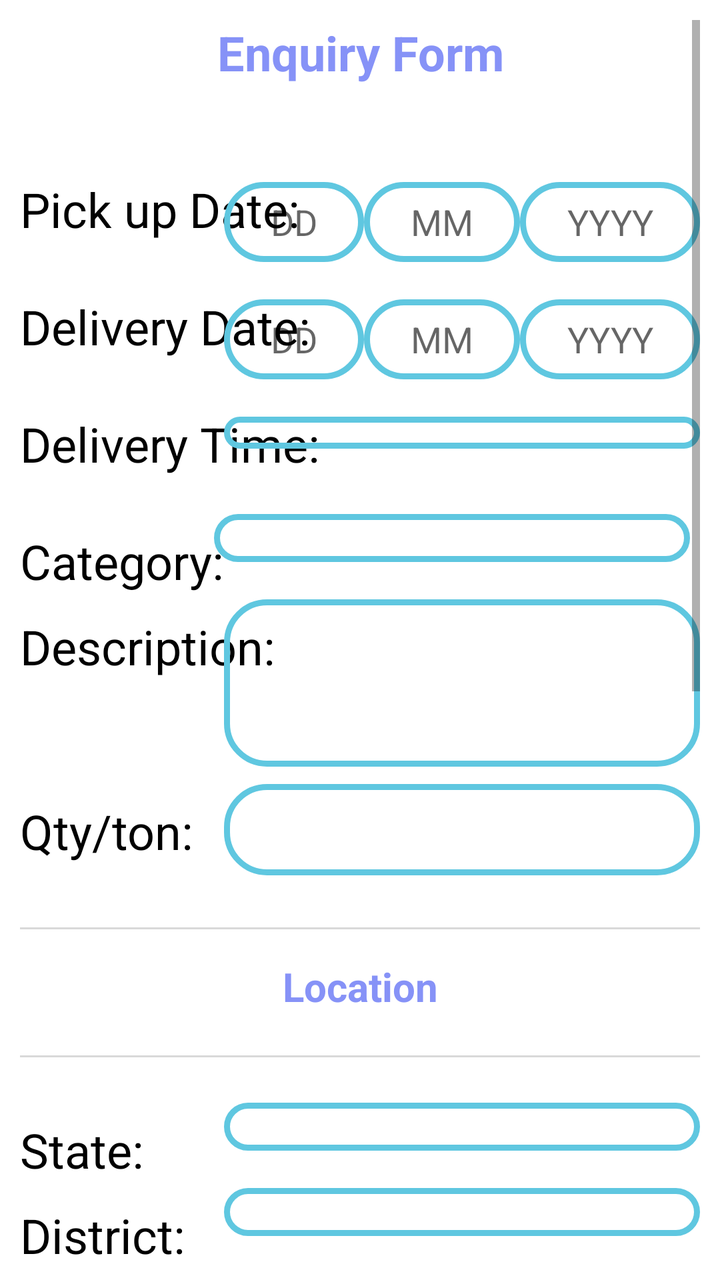
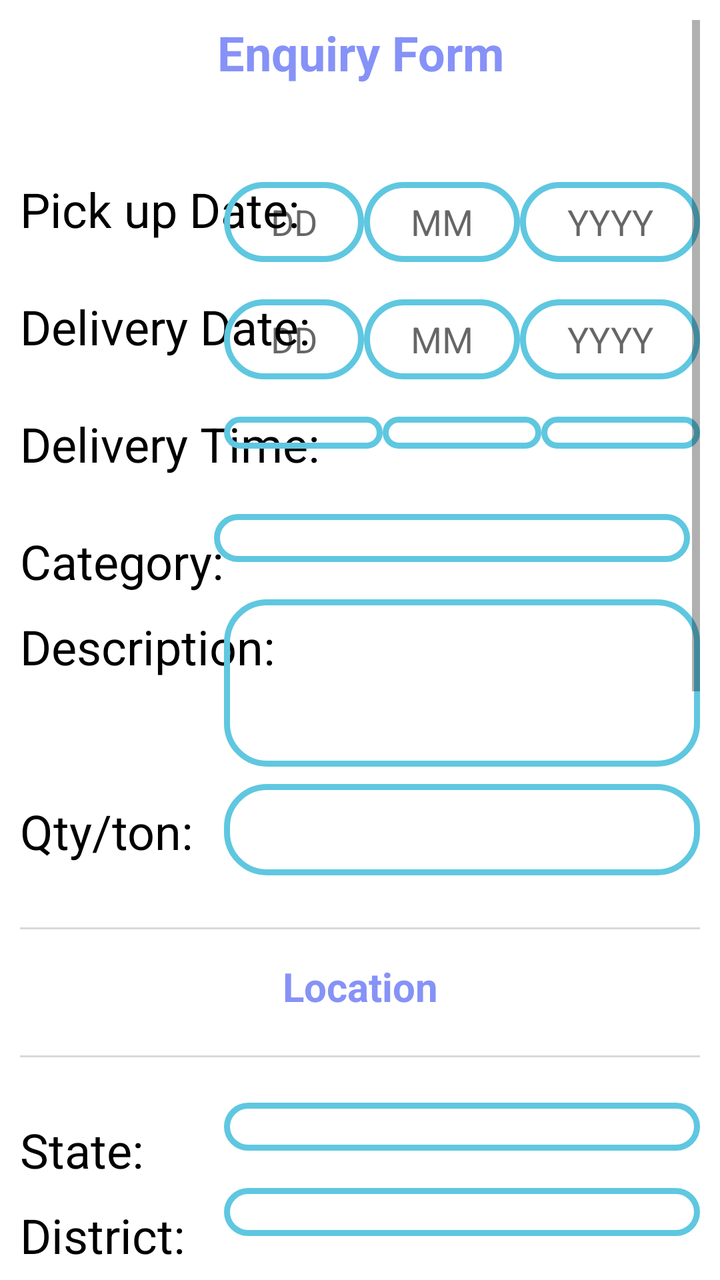

An Android layout rendered at two revisions. The XML below is the earlier revision; the diff shows what the commit changed to produce the second picture.
<!-- AndroidManifest.xml: application theme Base.Theme.GoBetween -->
<!-- res/layout/activity_enquiry_form.xml -->
<?xml version="1.0" encoding="utf-8"?>
<LinearLayout xmlns:android="http://schemas.android.com/apk/res/android"
    xmlns:app="http://schemas.android.com/apk/res-auto"
    xmlns:tools="http://schemas.android.com/tools"
    xmlns:card_view="http://schemas.android.com/apk/res-auto"
    android:layout_width="match_parent"
    android:layout_height="match_parent"
    android:orientation="vertical"
    android:gravity="center"
    tools:context=".EnquiryForm">
    <ScrollView
        android:layout_width="match_parent"
        android:layout_height="match_parent"
        android:padding="10dp">

        <LinearLayout
            android:layout_width="match_parent"
            android:layout_height="wrap_content"
            android:orientation="vertical">

            
            <TextView
                android:layout_width="match_parent"
                android:layout_height="wrap_content"
                android:text="Enquiry Form"
                android:textSize="24sp"
                android:textStyle="bold"
                android:gravity="center"
                android:textColor="@color/lavender"
                android:layout_marginBottom="30dp"
                android:paddingBottom="16dp"/>

            <TextView
                android:layout_width="wrap_content"
                android:layout_height="wrap_content"
                android:text="Pick up Date:"
                android:textSize="24dp" />

            <LinearLayout
                android:orientation="horizontal"
                android:layout_width="238dp"
                android:layout_height="50dp"
                android:layout_gravity="end"
                android:layout_marginTop="-40dp"
                android:layout_marginBottom="16dp">

                
                <EditText
                    android:id="@+id/pday"
                    android:layout_width="wrap_content"
                    android:layout_height="wrap_content"
                    android:layout_weight="1"
                    android:hint="DD"
                    android:layout_marginTop="10dp"
                    android:textAlignment="center"
                    android:background="@drawable/custom_edittext"
                    android:inputType="number"
                    android:maxLength="2"
                    android:maxLines="1"
                    android:padding="8dp"/>

                
                <EditText
                    android:id="@+id/pmonth"
                    android:layout_width="wrap_content"
                    android:layout_height="wrap_content"
                    android:layout_weight="1"
                    android:hint="MM"
                    android:textAlignment="center"
                    android:layout_marginTop="10dp"
                    android:background="@drawable/custom_edittext"
                    android:inputType="number"
                    android:maxLength="2"
                    android:maxLines="1"
                    android:padding="8dp"/>

                
                <EditText
                    android:id="@+id/pyear"
                    android:layout_width="wrap_content"
                    android:layout_height="wrap_content"
                    android:layout_weight="1"
                    android:hint="YYYY"
                    android:textAlignment="center"
                    android:layout_marginTop="10dp"
                    android:background="@drawable/custom_edittext"
                    android:maxLength="4"
                    android:maxLines="1"
                    android:padding="8dp"/>
            </LinearLayout>

            <TextView
                android:layout_width="wrap_content"
                android:layout_height="wrap_content"
                android:text="Delivery Date:"
                android:textSize="24dp" />

            <LinearLayout
                android:orientation="horizontal"
                android:layout_width="238dp"
                android:layout_height="50dp"
                android:layout_gravity="end"
                android:layout_marginTop="-40dp"
                android:layout_marginBottom="16dp">

                
                <EditText
                    android:id="@+id/dday"
                    android:layout_width="wrap_content"
                    android:layout_height="wrap_content"
                    android:layout_weight="1"
                    android:hint="DD"
                    android:layout_marginTop="10dp"
                    android:textAlignment="center"
                    android:background="@drawable/custom_edittext"
                    android:inputType="number"
                    android:maxLength="2"
                    android:maxLines="1"
                    android:padding="8dp"/>

                
                <EditText
                    android:id="@+id/dmonth"
                    android:layout_width="wrap_content"
                    android:layout_height="wrap_content"
                    android:layout_weight="1"
                    android:hint="MM"
                    android:textAlignment="center"
                    android:layout_marginTop="10dp"
                    android:background="@drawable/custom_edittext"
                    android:inputType="number"
                    android:maxLength="2"
                    android:maxLines="1"
                    android:padding="8dp"/>

                
                <EditText
                    android:id="@+id/dyear"
                    android:layout_width="wrap_content"
                    android:layout_height="wrap_content"
                    android:layout_weight="1"
                    android:hint="YYYY"
                    android:textAlignment="center"
                    android:layout_marginTop="10dp"
                    android:background="@drawable/custom_edittext"
                    android:maxLength="4"
                    android:maxLines="1"
                    android:padding="8dp"/>
            </LinearLayout>

            
            <TextView
                android:layout_width="wrap_content"
                android:layout_height="wrap_content"
                android:text="Delivery Time:"
                android:textSize="24dp" />

            
            <LinearLayout
                android:orientation="horizontal"
                android:layout_width="238dp"
                android:layout_height="50dp"
                android:layout_gravity="end"
                android:layout_marginTop="-40dp"
                android:layout_marginBottom="16dp">
                
                <Spinner
                    android:id="@+id/dtime"
                    android:layout_width="wrap_content"
                    android:layout_height="wrap_content"
                    android:layout_weight="1"
                    android:hint="YYYY"
                    android:textAlignment="center"
                    android:layout_marginTop="10dp"
                    android:background="@drawable/custom_edittext"
                    android:maxLength="4"
                    android:maxLines="1"
                    android:padding="8dp"/>
            </LinearLayout>

            <TextView
                android:layout_width="wrap_content"
                android:layout_height="wrap_content"
                android:text="Category:"
                android:textSize="24dp" />

            
            <FrameLayout
                android:layout_width="243dp"
                android:layout_height="wrap_content"
                android:layout_gravity="end"
                android:layout_marginBottom="16dp"
                android:layout_marginTop="-70dp"
                android:paddingTop="30dp"
                android:paddingBottom="10dp">

                <Spinner
                    android:id="@+id/category"
                    android:layout_width="238dp"
                    android:layout_height="wrap_content"
                    android:background="@drawable/custom_edittext"
                    android:paddingStart="8dp"
                    android:paddingTop="12dp"
                    android:paddingEnd="8dp"
                    android:paddingBottom="12dp"
                    android:textAlignment="center"
                    android:textSize="16sp" />
            </FrameLayout>

            <TextView
                android:layout_width="wrap_content"
                android:layout_height="wrap_content"
                android:text="Description:"
                android:textSize="24dp" />

            
            <EditText
                android:layout_width="238dp"
                android:layout_height="wrap_content"
                android:layout_gravity="end"
                android:layout_marginBottom="16dp"
                android:background="@drawable/custom_edittext"
                android:hint=""
                android:layout_marginTop="-40dp"
                android:inputType="textMultiLine"
                android:minLines="3"
                android:maxLines="6"
                android:padding="12dp"
                android:textSize="16sp" />
            <TextView
                android:layout_width="wrap_content"
                android:layout_height="wrap_content"
                android:text="Qty/ton:"
                android:textSize="24dp" />

            
            <EditText
                android:layout_width="238dp"
                android:layout_height="wrap_content"
                android:layout_gravity="end"
                android:layout_marginBottom="16dp"
                android:background="@drawable/custom_edittext"
                android:hint=""
                android:layout_marginTop="-40dp"
                android:inputType="number"
                android:padding="12dp"
                android:textSize="16sp" />
            <View
                android:layout_width="match_parent"
                android:layout_height="1dp"
                android:background="#D9D9D9"
                android:layout_marginTop="10dp"
                android:layout_marginBottom="5dp"/>
            <TextView
                android:layout_width="match_parent"
                android:layout_height="wrap_content"
                android:text="Location"
                android:textSize="20sp"
                android:textStyle="bold"
                android:gravity="center"
                android:textColor="@color/lavender"
                android:layout_marginTop="10dp"
                android:layout_marginBottom="5dp"
                android:paddingBottom="16dp"/>
            <View
                android:layout_width="match_parent"
                android:layout_height="1dp"
                android:background="#D9D9D9"
                android:layout_marginBottom="30dp"/>
            <TextView
                android:layout_width="wrap_content"
                android:layout_height="wrap_content"
                android:text="State:"
                android:textSize="24dp" />

            
            <FrameLayout
                android:layout_width="238dp"
                android:layout_height="wrap_content"
                android:layout_gravity="end"
                android:layout_marginBottom="16dp"
                android:layout_marginTop="-70dp"
                android:paddingTop="30dp"
                android:paddingBottom="10dp">

                <Spinner
                    android:id="@+id/state"
                    android:layout_width="238dp"
                    android:layout_height="wrap_content"
                    android:background="@drawable/custom_edittext"
                    android:paddingStart="8dp"
                    android:paddingTop="12dp"
                    android:paddingEnd="8dp"
                    android:paddingBottom="12dp"
                    android:textAlignment="center"
                    android:textSize="16sp" />
            </FrameLayout>
            <TextView
                android:layout_width="wrap_content"
                android:layout_height="wrap_content"
                android:text="District:"
                android:textSize="24dp" />

            
            <FrameLayout
                android:layout_width="238dp"
                android:layout_height="wrap_content"
                android:layout_gravity="end"
                android:layout_marginBottom="16dp"
                android:layout_marginTop="-70dp"
                android:paddingTop="30dp"
                android:paddingBottom="10dp">

                <Spinner
                    android:id="@+id/district"
                    android:layout_width="238dp"
                    android:layout_height="wrap_content"
                    android:background="@drawable/custom_edittext"
                    android:paddingStart="8dp"
                    android:paddingTop="12dp"
                    android:paddingEnd="8dp"
                    android:paddingBottom="12dp"
                    android:textAlignment="center"
                    android:textSize="16sp" />
            </FrameLayout>
            <TextView
                android:layout_width="wrap_content"
                android:layout_height="wrap_content"
                android:text="Location:"
                android:textSize="24dp" />

            
            <FrameLayout
                android:layout_width="238dp"
                android:layout_height="wrap_content"
                android:layout_gravity="end"
                android:layout_marginBottom="16dp"
                android:layout_marginTop="-70dp"
                android:paddingTop="30dp"
                android:paddingBottom="10dp">

                <Spinner
                    android:id="@+id/location"
                    android:layout_width="238dp"
                    android:layout_height="wrap_content"
                    android:background="@drawable/custom_edittext"
                    android:paddingStart="8dp"
                    android:paddingTop="12dp"
                    android:paddingEnd="8dp"
                    android:paddingBottom="12dp"
                    android:textAlignment="center"
                    android:textSize="16sp" />
            </FrameLayout>

            <TextView
                android:layout_width="146dp"
                android:layout_height="64dp"
                android:text="Pickup Address:"
                android:textSize="24dp" />

            
            <EditText
                android:id="@+id/pickupAddress"
                android:layout_width="238dp"
                android:layout_height="wrap_content"
                android:layout_gravity="end"
                android:layout_marginBottom="16dp"
                android:background="@drawable/custom_edittext"
                android:hint=""
                android:layout_marginTop="-60dp"
                android:inputType="textMultiLine"
                android:minLines="3"
                android:maxLines="6"
                android:padding="12dp"
                android:textSize="16sp" />
            <View
                android:layout_width="match_parent"
                android:layout_height="1dp"
                android:background="#D9D9D9"
                android:layout_marginTop="1dp"
                android:layout_marginBottom="5dp"/>
            <TextView
                android:layout_width="match_parent"
                android:layout_height="wrap_content"
                android:text="Destination"
                android:textSize="20sp"
                android:textStyle="bold"
                android:gravity="center"
                android:textColor="@color/lavender"
                android:layout_marginTop="10dp"
                android:layout_marginBottom="5dp"
                android:paddingBottom="16dp"/>
            <View
                android:layout_width="match_parent"
                android:layout_height="1dp"
                android:background="#D9D9D9"
                android:layout_marginBottom="30dp"/>
            <TextView
                android:layout_width="wrap_content"
                android:layout_height="wrap_content"
                android:text="State:"
                android:textSize="24dp" />

            
            <FrameLayout
                android:layout_width="238dp"
                android:layout_height="wrap_content"
                android:layout_gravity="end"
                android:layout_marginBottom="16dp"
                android:layout_marginTop="-70dp"
                android:paddingTop="30dp"
                android:paddingBottom="10dp">

                <Spinner
                    android:id="@+id/tostate"
                    android:layout_width="238dp"
                    android:layout_height="wrap_content"
                    android:background="@drawable/custom_edittext"
                    android:paddingStart="8dp"
                    android:paddingTop="12dp"
                    android:paddingEnd="8dp"
                    android:paddingBottom="12dp"
                    android:textAlignment="center"
                    android:textSize="16sp" />
            </FrameLayout>
            <TextView
                android:layout_width="wrap_content"
                android:layout_height="wrap_content"
                android:text="District:"
                android:textSize="24dp" />

            
            <FrameLayout
                android:layout_width="238dp"
                android:layout_height="wrap_content"
                android:layout_gravity="end"
                android:layout_marginBottom="16dp"
                android:layout_marginTop="-70dp"
                android:paddingTop="30dp"
                android:paddingBottom="10dp">

                <Spinner
                    android:id="@+id/todistrict"
                    android:layout_width="238dp"
                    android:layout_height="wrap_content"
                    android:background="@drawable/custom_edittext"
                    android:paddingStart="8dp"
                    android:paddingTop="12dp"
                    android:paddingEnd="8dp"
                    android:paddingBottom="12dp"
                    android:textAlignment="center"
                    android:textSize="16sp" />
            </FrameLayout>
            <TextView
                android:layout_width="wrap_content"
                android:layout_height="wrap_content"
                android:text="Location:"
                android:textSize="24dp" />

            
            <FrameLayout
                android:layout_width="238dp"
                android:layout_height="wrap_content"
                android:layout_gravity="end"
                android:layout_marginBottom="16dp"
                android:layout_marginTop="-70dp"
                android:paddingTop="30dp"
                android:paddingBottom="10dp">

                <Spinner
                    android:id="@+id/tolocation"
                    android:layout_width="match_parent"
                    android:layout_height="wrap_content"
                    android:background="@drawable/custom_edittext"
                    android:paddingStart="8dp"
                    android:paddingTop="12dp"
                    android:paddingEnd="8dp"
                    android:paddingBottom="12dp"
                    android:textAlignment="center"
                    android:textSize="16sp" />
            </FrameLayout>

            <TextView
                android:layout_width="146dp"
                android:layout_height="64dp"
                android:text="Delivery Address:"
                android:textSize="24dp" />

            
            <EditText
                android:id="@+id/deliveryAddress"
                android:layout_width="238dp"
                android:layout_height="wrap_content"
                android:layout_gravity="end"
                android:layout_marginBottom="16dp"
                android:background="@drawable/custom_edittext"
                android:hint=""
                android:layout_marginTop="-60dp"
                android:inputType="textMultiLine"
                android:minLines="3"
                android:maxLines="6"
                android:padding="12dp"
                android:textSize="16sp" />

            
            <Button
                android:id="@+id/b1"
                android:layout_width="wrap_content"
                android:layout_height="wrap_content"
                android:text="Submit"
                android:textSize="18sp"
                android:textColor="@android:color/white"
                android:backgroundTint="@color/blue"
                android:layout_gravity="center"
                app:cornerRadius="20dp"
                android:padding="1dp"
                android:layout_marginTop="16dp"/>

        </LinearLayout>

    </ScrollView>


</LinearLayout>
<!-- resources referenced by this layout -->
<resources>
  <color name="blue">#5fc7e0</color>
  <color name="lavender">#8692f7</color>
  <!-- drawable custom_edittext (drawable) -->
  <?xml version="1.0" encoding="utf-8"?>
  <shape xmlns:android="http://schemas.android.com/apk/res/android"
      android:shape="rectangle">
  
      <stroke
          android:width="3dp"
          android:color="@color/blue"/>
      <corners
          android:radius="20dp"/>
  </shape>
  <style name="Base.Theme.GoBetween" parent="Theme.MaterialComponents.DayNight.NoActionBar">
          
          
  
      <item name="colorPrimary">@color/lavender</item>
      <item name="colorPrimaryVariant">@color/lavender</item>
      <item name="colorOnPrimary">@color/white</item>
  
      <item name="colorSecondary">@color/teal_200</item>
      <item name="colorSecondaryVariant">@color/teal_700</item>
      <item name="colorOnSecondary">@color/black</item>
          <item name="android:textColor">@color/black</item>
  
      <item name="android:statusBarColor">@color/white</item>
      </style>
  <color name="white">#FFFFFFFF</color>
  <color name="teal_200">#FF03DAC5</color>
  <color name="teal_700">#FF018786</color>
  <color name="black">#FF000000</color>
</resources>

<!-- the commit's change to res/layout/activity_enquiry_form.xml (unified diff, before → after) -->
@@ -165,7 +165,35 @@
                 android:layout_marginBottom="16dp">
                 
                 <Spinner
-                    android:id="@+id/dtime"
+                    android:id="@+id/hour"
+                    android:layout_width="wrap_content"
+                    android:layout_height="wrap_content"
+                    android:layout_marginTop="10dp"
+                    android:layout_weight="1"
+                    android:background="@drawable/custom_edittext"
+                    android:hint="YYYY"
+                    android:maxLength="4"
+                    android:maxLines="1"
+                    android:padding="8dp"
+                    android:textAlignment="center" />
+
+                <Spinner
+                    android:id="@+id/minute"
+                    android:layout_width="wrap_content"
+                    android:layout_height="wrap_content"
+                    android:layout_weight="1"
+                    android:hint="MM"
+                    android:textAlignment="center"
+                    android:layout_marginTop="10dp"
+                    android:background="@drawable/custom_edittext"
+                    android:inputType="number"
+                    android:maxLength="2"
+                    android:maxLines="1"
+                    android:padding="8dp"/>
+
+                
+                <Spinner
+                    android:id="@+id/meridiem"
                     android:layout_width="wrap_content"
                     android:layout_height="wrap_content"
                     android:layout_weight="1"
@@ -215,6 +243,7 @@
 
             
             <EditText
+                android:id="@+id/description"
                 android:layout_width="238dp"
                 android:layout_height="wrap_content"
                 android:layout_gravity="end"
@@ -235,6 +264,7 @@
 
             
             <EditText
+                android:id="@+id/quantity"
                 android:layout_width="238dp"
                 android:layout_height="wrap_content"
                 android:layout_gravity="end"
@@ -504,7 +534,7 @@
 
             
             <Button
-                android:id="@+id/b1"
+                android:id="@+id/submitbutton"
                 android:layout_width="wrap_content"
                 android:layout_height="wrap_content"
                 android:text="Submit"
@@ -515,10 +545,6 @@
                 app:cornerRadius="20dp"
                 android:padding="1dp"
                 android:layout_marginTop="16dp"/>
-
         </LinearLayout>
-
     </ScrollView>
-
-
 </LinearLayout>
